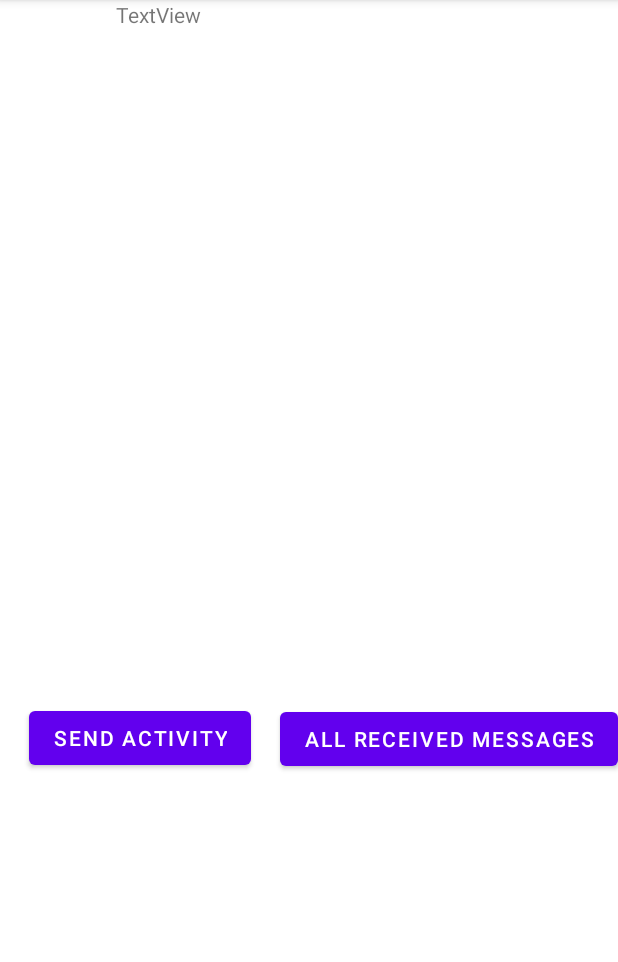
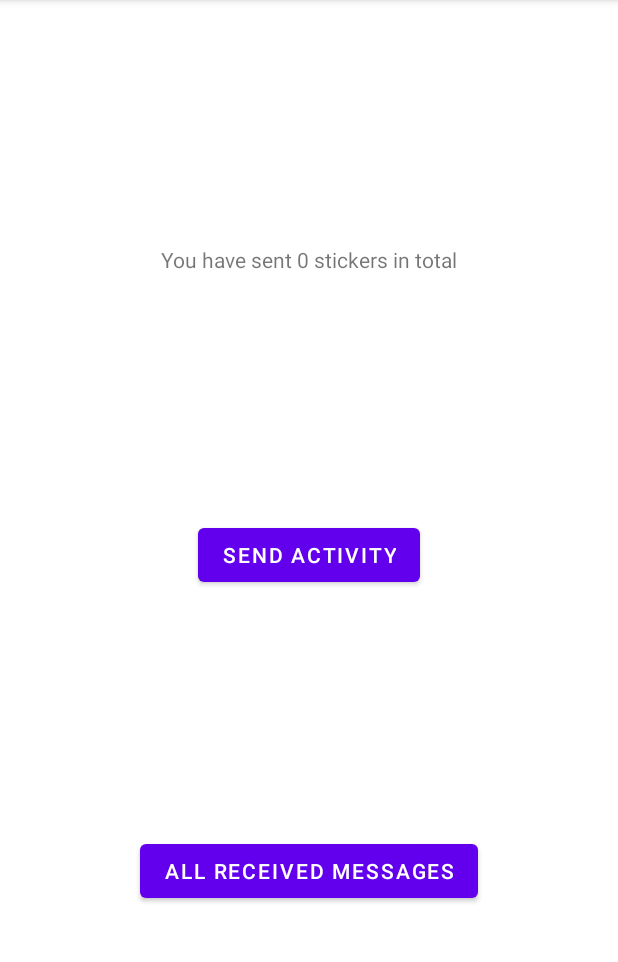
Before and after one commit to AshwinKAshok/emoji-chat-android-app, an Android app: the UserLandingPageActivity screen opened directly, with no data from a screen before it, on a phone screen of 412 x 824 dp, the part 84-1046 px from its top. Run offline under Robolectric (Android 15) with nearby library versions, the phone set to English and light mode, and no system bars; our stand-ins replace Firebase (no records; nobody signed in at launch, a user with empty details on screens opened directly).

Commit message:
Now showing send-message-count to user - Akash, Ashwin, Naveen, Preet

```diff
--- a/app/src/main/java/edu/neu/madcourse/emoji_chat/activities/UserLandingPageActivity.java
+++ b/app/src/main/java/edu/neu/madcourse/emoji_chat/activities/UserLandingPageActivity.java
@@ -5,17 +5,25 @@ import androidx.appcompat.app.AppCompatActivity;
 import android.content.Intent;
 import android.os.Bundle;
 import android.util.Log;
-import android.view.View;
 import android.widget.Button;
 import android.widget.TextView;
 
+import com.google.android.gms.tasks.OnCompleteListener;
+import com.google.firebase.database.DataSnapshot;
+import com.google.firebase.database.DatabaseReference;
+import com.google.firebase.database.FirebaseDatabase;
+
+import java.util.HashMap;
+import java.util.concurrent.atomic.AtomicInteger;
+
 import edu.neu.madcourse.emoji_chat.R;
+import edu.neu.madcourse.emoji_chat.models.Users;
 
 public class UserLandingPageActivity extends AppCompatActivity {
 
     TextView messages_count_text_view;
     Button start_send_messages_activity_button;
-    Button start_all_messages_activty_button;
+    Button start_all_messages_activity_button;
 
     String sender_name;
 
@@ -26,30 +34,56 @@ public class UserLandingPageActivity extends AppCompatActivity {
 
         messages_count_text_view = findViewById(R.id.messages_count_text_view);
         start_send_messages_activity_button = findViewById(R.id.start_send_message_activity_button);
-        start_all_messages_activty_button = findViewById(R.id.start_show_all_messages_activity_button);
-
+        start_all_messages_activity_button = findViewById(R.id.start_show_all_messages_activity_button);
         Bundle extras = getIntent().getExtras();
 
         if(extras != null) {
             sender_name = extras.getString("sender_name");
         }
 
-        start_send_messages_activity_button.setOnClickListener(new View.OnClickListener() {
-            @Override
-            public void onClick(View v) {
-                Intent sent_message_activity = new Intent(getApplicationContext(), SendMessageActivity.class);
-                sent_message_activity.putExtra("sender_name", sender_name);
-                startActivity(sent_message_activity);
-            }
+        int currMessageCount = getSendMessagesCountForUser(sender_name);
+        String message = "You have sent " + currMessageCount + " stickers in total";
+        messages_count_text_view.setText(message);
+
+        start_send_messages_activity_button.setOnClickListener(v -> {
+            Intent sent_message_activity = new Intent(getApplicationContext(), SendMessageActivity.class);
+            sent_message_activity.putExtra("sender_name", sender_name);
+            startActivity(sent_message_activity);
         });
 
-        start_all_messages_activty_button.setOnClickListener(new View.OnClickListener() {
-            @Override
-            public void onClick(View v) {
-                Intent all_messages_activity = new Intent(getApplicationContext(), AllMessagesActivity.class);
-                all_messages_activity.putExtra("curr_user_name", sender_name);
-                startActivity(all_messages_activity);
-            }
+        start_all_messages_activity_button.setOnClickListener(v -> {
+            Intent all_messages_activity = new Intent(getApplicationContext(), AllMessagesActivity.class);
+            all_messages_activity.putExtra("curr_user_name", sender_name);
+            startActivity(all_messages_activity);
         });
-    };
+    }
+
+    private int getSendMessagesCountForUser(String userName) {
+        FirebaseDatabase root_node = FirebaseDatabase.getInstance();
+        DatabaseReference usersRef = root_node.getReference("users");
+        AtomicInteger msgCount = new AtomicInteger();
+
+        usersRef.orderByChild("name")
+                .equalTo(userName)
+                .get()
+                .addOnCompleteListener((OnCompleteListener<DataSnapshot>) task -> {
+                    if (!task.isSuccessful()) {
+                        Log.e("firebase access unsuccessful", "Error getting data", task.getException());
+                    } else {
+                        if(task.getResult().getValue() == null) {
+                            // should not be null
+                            Log.e("firebase wrong result", "Null message count value. " +
+                                    "Should not happen", task.getException());
+                        } else {
+                            System.out.println(task.getResult().getValue());
+                            HashMap<Object, HashMap<String, String>> map = (HashMap<Object, HashMap<String, String>>) task.getResult().getValue();
+                            for (HashMap<String, String> user: map.values()) {
+                                msgCount.set(Integer.parseInt(user.get("count")));
+                            }
+                        }
+                    }
+                });
+
+        return msgCount.get();
+    }
 }
--- a/app/src/main/res/layout/activity_user_landing_page.xml
+++ b/app/src/main/res/layout/activity_user_landing_page.xml
@@ -8,9 +8,9 @@
 
     <TextView
         android:id="@+id/messages_count_text_view"
-        android:layout_width="257dp"
-        android:layout_height="216dp"
-        android:text="TextView"
+        android:layout_width="wrap_content"
+        android:layout_height="wrap_content"
+        app:layout_constraintBottom_toTopOf="@id/start_send_message_activity_button"
         app:layout_constraintEnd_toEndOf="parent"
         app:layout_constraintStart_toStartOf="parent"
         app:layout_constraintTop_toTopOf="parent" />
@@ -20,8 +20,8 @@
         android:layout_width="wrap_content"
         android:layout_height="wrap_content"
         android:text="@string/start_send_activity_button"
-        app:layout_constraintBottom_toBottomOf="parent"
-        app:layout_constraintEnd_toStartOf="@+id/start_show_all_messages_activity_button"
+        app:layout_constraintBottom_toTopOf="@id/start_show_all_messages_activity_button"
+        app:layout_constraintEnd_toEndOf="parent"
         app:layout_constraintStart_toStartOf="parent"
         app:layout_constraintTop_toBottomOf="@+id/messages_count_text_view" />
 
@@ -32,6 +32,7 @@
         android:text="@string/start_all_received_messages_button"
         app:layout_constraintBottom_toBottomOf="parent"
         app:layout_constraintEnd_toEndOf="parent"
-        app:layout_constraintTop_toBottomOf="@+id/messages_count_text_view"
-        app:layout_constraintVertical_bias="0.501" />
+        app:layout_constraintStart_toStartOf="parent"
+        app:layout_constraintTop_toBottomOf="@+id/start_send_message_activity_button" />
+
 </androidx.constraintlayout.widget.ConstraintLayout>
```
